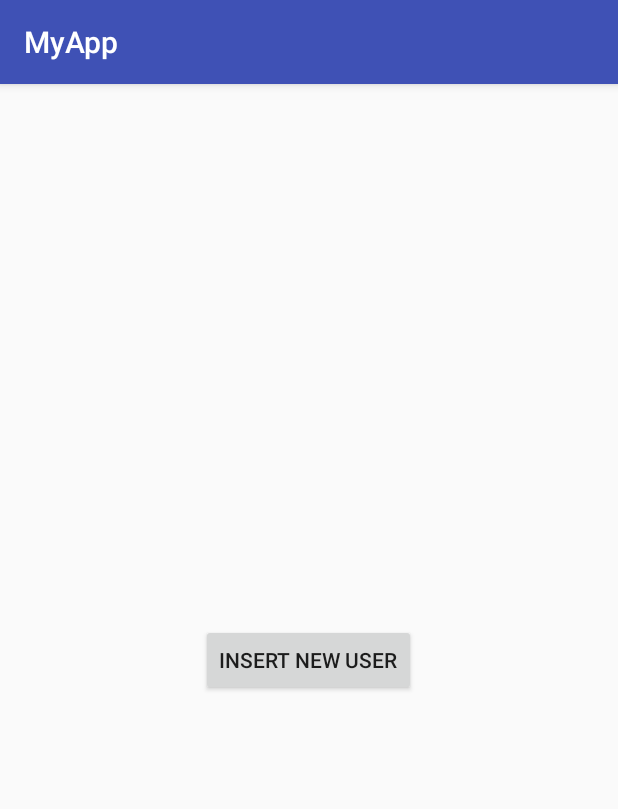
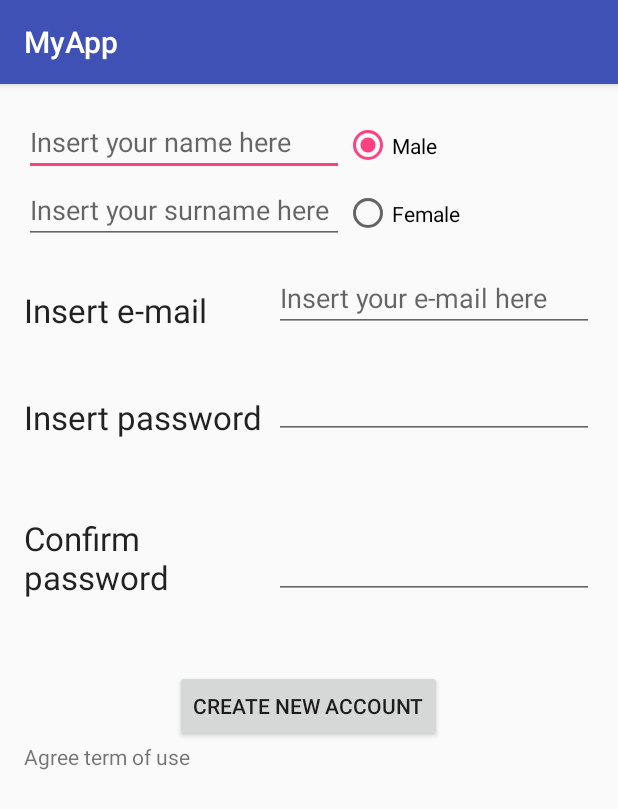
Before and after one commit to PP90/ProximityMarketProject, an Android app: the RegisterNewUser screen opened directly, with no data from a screen before it, on a phone screen of 412 x 824 dp. Shown: the top 809 px of the screen. Run offline under Robolectric (Android 15) with nearby library versions, the phone set to English and light mode, and no system bars.

```diff
--- a/app/src/main/java/com/example/p3/myapp/Login.java
+++ b/app/src/main/java/com/example/p3/myapp/Login.java
@@ -1,5 +1,6 @@
 package com.example.p3.myapp;
 
+import android.content.Intent;
 import android.os.AsyncTask;
 import android.support.v7.app.AppCompatActivity;
 import android.os.Bundle;
@@ -17,19 +18,28 @@ public class Login extends AppCompatActivity implements View.OnClickListener {
     protected void onCreate(Bundle savedInstanceState) {
         super.onCreate(savedInstanceState);
         setContentView(R.layout.activity_login);
-        Button b = (Button) findViewById(R.id.button_login);
-        b.setOnClickListener(this);
+        Button loginButton = (Button) findViewById(R.id.button_login);
+        loginButton.setOnClickListener(this);
+        Button registerButton= (Button) findViewById(R.id.button_registerNewAccount);
+        registerButton.setOnClickListener(this);
     }
 
 
     @Override
     public void onClick(View v) {
 
+        if(v.getId()==R.id.button_login){
         LoginTask loginTask= new LoginTask();
         if(loginTask.getStatus() == AsyncTask.Status.PENDING){
             EditText user=(EditText) findViewById(R.id.editText_insertEmailAsUsername);
             EditText pwd=(EditText) findViewById(R.id.editText_insert_password);
             loginTask.execute( user.toString(), pwd.toString());
+            }
+        }
+
+        if(v.getId()==R.id.button_registerNewAccount){
+            Intent i=new Intent(this, RegisterNewUser.class);
+            startActivity(i);
         }
     }
 
@@ -62,6 +72,8 @@ public class Login extends AppCompatActivity implements View.OnClickListener {
         }
 
         protected void onPostExecute(Integer a) {
+          //  Intent a=new Intent(this, MyProfile.class);
+           // startActivity(a);
             if (a == 1) Toast.makeText(getApplicationContext(), "Login correct", Toast.LENGTH_SHORT).show();
             else if (a == -1) Toast.makeText(getApplicationContext(), "Login incorrect", Toast.LENGTH_SHORT).show();
             else if (a == ConnectionToServer.TIMEOUT_EXCEPTION) Toast.makeText(getApplicationContext(), "The server maybe is down", Toast.LENGTH_SHORT).show();
--- a/app/src/main/java/com/example/p3/myapp/RegisterNewUser.java
+++ b/app/src/main/java/com/example/p3/myapp/RegisterNewUser.java
@@ -17,7 +17,7 @@ public class RegisterNewUser extends AppCompatActivity implements View.OnClickLi
     protected void onCreate(Bundle savedInstanceState) {
         super.onCreate(savedInstanceState);
         setContentView(R.layout.activity_register_new_user);
-        Button b = (Button) findViewById(R.id.new_user_button);
+        Button b = (Button) findViewById(R.id.button_create_new_account);
         b.setOnClickListener(this);
         Log.i(TAG, "onCreate Method");
     }
--- a/app/src/main/res/layout/activity_register_new_user.xml
+++ b/app/src/main/res/layout/activity_register_new_user.xml
@@ -9,11 +9,133 @@
     android:paddingTop="@dimen/activity_vertical_margin"
     tools:context="com.example.p3.myapp.RegisterNewUser">
 
+    <TextView
+        android:layout_width="wrap_content"
+        android:layout_height="wrap_content"
+        android:textAppearance="?android:attr/textAppearanceLarge"
+        android:text="@string/insert_email_text"
+        android:id="@+id/textView_insert_email"
+        android:layout_marginTop="29dp"
+        android:layout_below="@+id/editText_insert_surname_to_reg"
+        android:layout_alignParentLeft="true"
+        android:layout_alignParentStart="true" />
+
+    <TextView
+        android:layout_width="wrap_content"
+        android:layout_height="wrap_content"
+        android:textAppearance="?android:attr/textAppearanceLarge"
+        android:text="@string/register_password"
+        android:id="@+id/textView_register_password_"
+        android:layout_marginTop="42dp"
+        android:layout_below="@+id/textView_insert_email"
+        android:layout_alignParentLeft="true"
+        android:layout_alignParentStart="true" />
+
+    <TextView
+        android:layout_width="wrap_content"
+        android:layout_height="wrap_content"
+        android:textAppearance="?android:attr/textAppearanceLarge"
+        android:text="@string/confirm_reg_pwd_text"
+        android:id="@+id/textView_confirm_reg_pwd"
+        android:layout_below="@+id/editText_insert_pwd_to_reg"
+        android:layout_alignParentLeft="true"
+        android:layout_alignParentStart="true"
+        android:layout_marginTop="51dp"
+        android:layout_alignRight="@+id/textView_register_password_"
+        android:layout_alignEnd="@+id/textView_register_password_" />
+
+    <EditText
+        android:layout_width="wrap_content"
+        android:layout_height="wrap_content"
+        android:inputType="textPersonName"
+        android:ems="10"
+        android:hint="@string/insert_your_name_here_to_reg"
+        android:id="@+id/editText_insert_name_to_reg"
+        android:layout_alignParentTop="true"
+        android:layout_alignParentLeft="true"
+        android:layout_alignParentStart="true" />
+
+    <EditText
+        android:layout_width="wrap_content"
+        android:layout_height="wrap_content"
+        android:inputType="textPersonName"
+        android:ems="10"
+        android:hint="@string/insert_your_surname_here_to_reg"
+        android:id="@+id/editText_insert_surname_to_reg"
+        android:layout_below="@+id/editText_insert_name_to_reg"
+        android:layout_alignParentLeft="true"
+        android:layout_alignParentStart="true" />
+
+    <EditText
+        android:layout_width="wrap_content"
+        android:layout_height="wrap_content"
+        android:inputType="textEmailAddress"
+        android:ems="10"
+        android:hint="@string/insert_your_email_here_to_reg_text"
+        android:id="@+id/editText_email_here_to_reg"
+        android:layout_alignBottom="@+id/textView_insert_email"
+        android:layout_alignParentRight="true"
+        android:layout_alignParentEnd="true" />
+
+    <EditText
+        android:layout_width="wrap_content"
+        android:layout_height="wrap_content"
+        android:inputType="textPassword"
+        android:ems="10"
+        android:id="@+id/editText_insert_pwd_to_reg"
+        android:layout_alignBottom="@+id/textView_register_password_"
+        android:layout_alignParentRight="true"
+        android:layout_alignParentEnd="true" />
+
+    <EditText
+        android:layout_width="wrap_content"
+        android:layout_height="wrap_content"
+        android:inputType="textPassword"
+        android:ems="10"
+        android:id="@+id/editText_confirm_insert_pwd_to_reg"
+        android:layout_alignBottom="@+id/textView_confirm_reg_pwd"
+        android:layout_alignParentRight="true"
+        android:layout_alignParentEnd="true" />
+
+    <RadioGroup
+        android:layout_width="match_parent"
+        android:layout_height="match_parent"
+        android:layout_alignBottom="@+id/editText_insert_surname_to_reg"
+        android:layout_alignParentRight="true"
+        android:layout_alignParentEnd="true"
+        android:layout_toEndOf="@+id/editText_insert_name_to_reg">
+
+        <RadioButton
+            android:layout_width="match_parent"
+            android:layout_height="50dp"
+            android:text="@string/male_radiobutton"
+            android:id="@+id/male_radiobutton"
+            android:checked="true" />
+
+        <RadioButton
+            android:layout_width="match_parent"
+            android:layout_height="match_parent"
+            android:text="@string/female_radiobuttonv8"
+            android:id="@+id/female_radiobutton"
+            android:checked="false" />
+    </RadioGroup>
+
     <Button
         android:layout_width="wrap_content"
         android:layout_height="wrap_content"
-        android:text="Insert new user"
-        android:id="@+id/new_user_button"
-        android:layout_centerVertical="true"
+        android:text="@string/button_create_new_account"
+        android:id="@+id/button_create_new_account"
+        android:layout_marginTop="47dp"
+        android:layout_below="@+id/textView_confirm_reg_pwd"
         android:layout_centerHorizontal="true" />
+
+    <TextView
+        android:layout_width="wrap_content"
+        android:layout_height="wrap_content"
+        android:textAppearance="?android:attr/textAppearanceSmall"
+        android:text="@string/agreeTermOfUse_text"
+        android:id="@+id/textView_agreeTermsOfUse"
+        android:layout_below="@+id/button_create_new_account"
+        android:layout_alignParentLeft="true"
+        android:layout_alignParentStart="true" />
 </RelativeLayout>
--- a/app/src/main/res/values/strings.xml
+++ b/app/src/main/res/values/strings.xml
@@ -7,4 +7,14 @@
     <string name="insert_login_credential_text">Insert credential</string>
     <string name="username_text">Username</string>
     <string name="password_text">Password</string>
+    <string name="insert_email_text">Insert e-mail</string>
+    <string name="register_password">Insert password</string>
+    <string name="confirm_reg_pwd_text">Confirm password</string>
+    <string name="insert_your_name_here_to_reg">Insert your name here</string>
+    <string name="insert_your_surname_here_to_reg">Insert your surname here</string>
+    <string name="insert_your_email_here_to_reg_text">Insert your e-mail here</string>
+    <string name="male_radiobutton">Male</string>
+    <string name="female_radiobuttonv8">Female</string>
+    <string name="button_create_new_account">Create new account</string>
+    <string name="agreeTermOfUse_text">Agree term of use</string>
 </resources>
```
